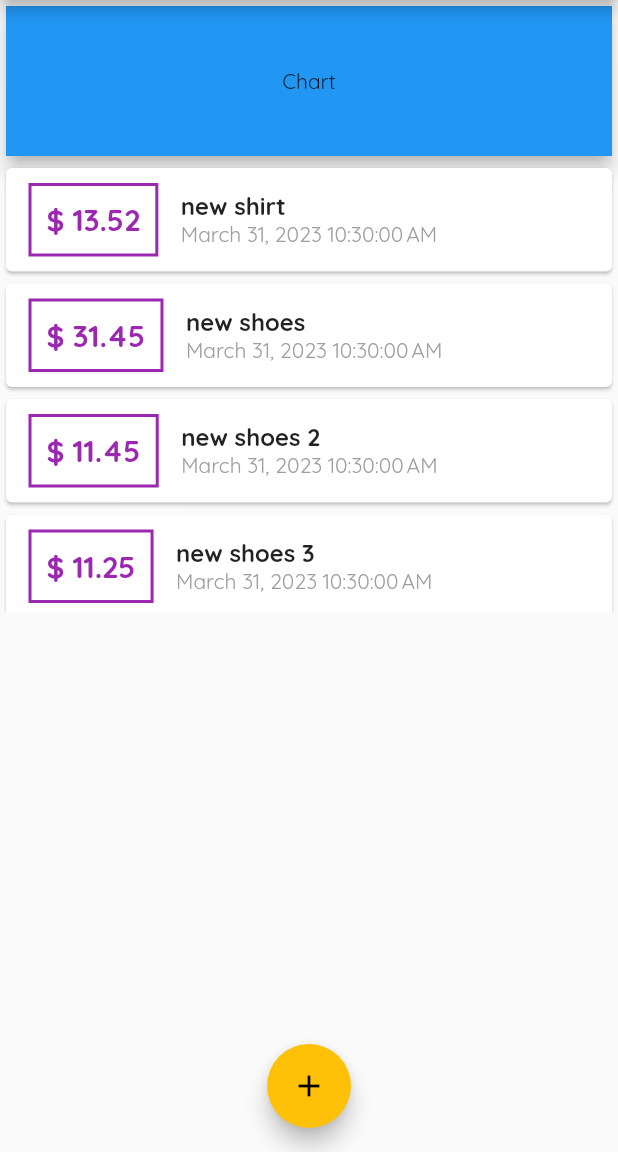
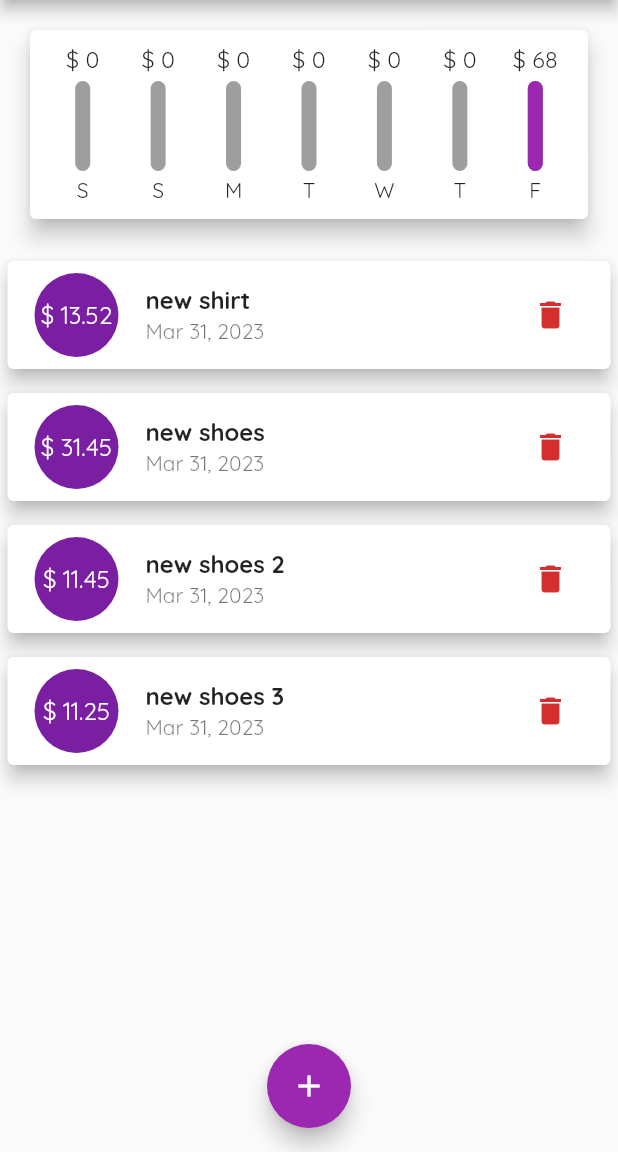
Before and after one commit to SpringMike/personal_expenses_app, a Flutter app: the screen it shows after launch, on a phone screen of 412 x 824 dp, the part 84-1236 px from its top. Run offline on Flutter 3.47's test engine with Material 2 defaults, Android fonts, the phone set to English and light mode, and no system bars.

Commit message:
git add final, I think ?

```diff
--- a/lib/main.dart
+++ b/lib/main.dart
@@ -1,4 +1,5 @@
 import 'package:flutter/material.dart';
+import 'package:personal_experience_app/widgets/chart.dart';
 import 'package:personal_experience_app/widgets/new_transaction.dart';
 import 'package:personal_experience_app/widgets/transaction_list.dart';
 
@@ -45,12 +46,19 @@ class _MyAppState extends State<MyApp> {
     ),
   ];
 
-  void _addNew(String title, double amount) {
+  List<Transaction> get _recentTransactions {
+    return _userTransaction.where((element) {
+      return element.date
+          .isAfter(DateTime.now().subtract(const Duration(days: 7)));
+    }).toList();
+  }
+
+  void _addNew(String title, double amount, DateTime choseDate) {
     final newTx = Transaction(
       id: DateTime.now.toString(),
       title: title,
       amount: amount,
-      date: DateTime.now(),
+      date: choseDate,
     );
     setState(() {
       _userTransaction.add(newTx);
@@ -68,15 +76,25 @@ class _MyAppState extends State<MyApp> {
           );
         });
   }
+  void _deleteTransaction(String id){
+    setState(() {
+      _userTransaction.removeWhere((element) => element.id == id);
+    });
+  }
 
   // This widget is the root of your application.
   @override
   Widget build(BuildContext context) {
     return MaterialApp(
         theme: ThemeData(
-          primarySwatch: Colors.purple,
-          accentColor: Colors.amber,
-          fontFamily: "Quicksand"
+                primarySwatch: Colors.purple,
+                primaryColor: Colors.purple,
+                fontFamily: "Quicksand")
+            .copyWith(
+          elevatedButtonTheme: ElevatedButtonThemeData(
+            style: ElevatedButton.styleFrom(
+                onPrimary: Colors.purple, primary: Colors.purple),
+          ),
         ),
         home: Scaffold(
           appBar: AppBar(
@@ -93,17 +111,8 @@ class _MyAppState extends State<MyApp> {
               // mainAxisAlignment: MainAxisAlignment.spaceAround,
               crossAxisAlignment: CrossAxisAlignment.stretch,
               children: <Widget>[
-                Card(
-                  elevation: 5,
-                  child: Container(
-                    width: double.infinity,
-                    height: 100,
-                    alignment: Alignment.center,
-                    color: Theme.of(context).primaryColor,
-                    child: const Text("Chart"),
-                  ),
-                ),
-                TransactionList(_userTransaction)
+                Chart(_recentTransactions),
+                TransactionList(_userTransaction,_deleteTransaction)
               ],
             ),
           ),
--- /dev/null
+++ b/lib/widgets/chart.dart
@@ -0,0 +1,64 @@
+import 'package:flutter/material.dart';
+import 'package:intl/intl.dart';
+import 'package:personal_experience_app/widgets/chart_bar.dart';
+import '../model/transaction.dart';
+
+class Chart extends StatelessWidget {
+  Chart(this.recentTransaction);
+
+  final List<Transaction> recentTransaction;
+
+  List<Map<String, Object>> get groupTransactionValues {
+    return List.generate(7, (index) {
+      final weekDay = DateTime.now().subtract(
+        Duration(days: index),
+      );
+      double totalSum = 0.0;
+
+      for (var i = 0; i < recentTransaction.length; i++) {
+        if (recentTransaction[i].date.day == weekDay.day &&
+            recentTransaction[i].date.month == weekDay.month &&
+            recentTransaction[i].date.year == weekDay.year) {
+          totalSum += recentTransaction[i].amount;
+        }
+      }
+
+      return {
+        "day": DateFormat.E().format(weekDay).substring(0, 1),
+        "amount": totalSum
+      };
+    }).reversed.toList();
+  }
+
+  double get totalSpending {
+    return groupTransactionValues.fold(0.0, (previousValue, element) {
+      return previousValue + (element['amount'] as double);
+    }).toDouble();
+  }
+
+  @override
+  Widget build(BuildContext context) {
+    print(groupTransactionValues);
+    return Card(
+      elevation: 6,
+      margin: const EdgeInsets.all(20),
+      child: Padding(
+        padding: const EdgeInsets.all(10),
+        child: Row(
+          mainAxisAlignment: MainAxisAlignment.spaceAround,
+          children: groupTransactionValues.map((data) {
+            return Flexible(
+              fit: FlexFit.tight,
+              child: ChartBar(
+                  data['day'] as String,
+                  data['amount'] as double,
+                  totalSpending == 0
+                      ? 0.0
+                      : (data['amount'] as double) / totalSpending),
+            );
+          }).toList(),
+        ),
+      ),
+    );
+  }
+}
--- /dev/null
+++ b/lib/widgets/chart_bar.dart
@@ -0,0 +1,54 @@
+import 'package:flutter/cupertino.dart';
+import 'package:flutter/material.dart';
+
+class ChartBar extends StatelessWidget {
+  final String label;
+  final double speedingAmount;
+  final double spendingOfTotal;
+
+  ChartBar(this.label, this.speedingAmount, this.spendingOfTotal);
+
+  @override
+  Widget build(BuildContext context) {
+    return Column(
+      children: <Widget>[
+        Container(
+          height: 20,
+          child: FittedBox(
+            child: Text('\$ ${speedingAmount.toStringAsFixed(0)}'),
+          ),
+        ),
+        const SizedBox(
+          height: 4,
+        ),
+        Container(
+          height: 60,
+          width: 10,
+          child: Stack(
+            children: <Widget>[
+              Container(
+                decoration: BoxDecoration(
+                  border: Border.all(color: Colors.grey, width: 1.0),
+                  color: Colors.grey,
+                  borderRadius: BorderRadius.circular(10),
+                ),
+              ),
+              FractionallySizedBox(
+                heightFactor: spendingOfTotal,
+                child: Container(
+                  decoration: BoxDecoration(
+                      color: Theme.of(context).primaryColor,
+                      borderRadius: BorderRadius.circular(10)),
+                ),
+              )
+            ],
+          ),
+        ),
+        const SizedBox(
+          height: 4,
+        ),
+        Text(label)
+      ],
+    );
+  }
+}
--- a/lib/widgets/new_transaction.dart
+++ b/lib/widgets/new_transaction.dart
@@ -1,12 +1,11 @@
 import 'package:flutter/cupertino.dart';
 import 'package:flutter/material.dart';
+import 'package:intl/intl.dart';
 
 class NewTransaction extends StatefulWidget {
-
-
   final Function addNewTx;
 
-  NewTransaction({ required this.addNewTx});
+  NewTransaction({required this.addNewTx});
 
   @override
   State<NewTransaction> createState() => _NewTransactionState();
@@ -16,16 +15,36 @@ class _NewTransactionState extends State<NewTransaction> {
   final titleController = TextEditingController();
 
   final amountController = TextEditingController();
+  DateTime? _selectedDate;
 
-  void submitData(){
+  void submitData() {
+    if (amountController.text.isEmpty) {
+      return;
+    }
     final enteredTitle = titleController.text;
     final enteredAmount = double.parse(amountController.text);
 
-    if(enteredTitle.isEmpty || enteredAmount <= 0){
+    if (enteredTitle.isEmpty || enteredAmount <= 0 || _selectedDate == null) {
       return;
     }
-    widget.addNewTx(enteredTitle, enteredAmount);
+    widget.addNewTx(enteredTitle, enteredAmount, _selectedDate);
     Navigator.of(context).pop();
+  }
+
+  void _presentDatePicker() {
+    showDatePicker(
+      context: context,
+      initialDate: DateTime.now(),
+      firstDate: DateTime(2019),
+      lastDate: DateTime.now(),
+    ).then((value) {
+      if (value == null) {
+        return;
+      }
+      setState(() {
+        _selectedDate = value;
+      });
+    });
   }
 
   @override
@@ -44,13 +63,33 @@ class _NewTransactionState extends State<NewTransaction> {
             ),
             TextField(
               decoration: const InputDecoration(labelText: "Amount"),
-              keyboardType: const TextInputType.numberWithOptions(decimal: true),
+              keyboardType:
+                  const TextInputType.numberWithOptions(decimal: true),
               controller: amountController,
               onSubmitted: (_) => submitData(),
             ),
-            TextButton(
+            Container(
+              height: 70,
+              child: Row(
+                children: <Widget>[
+                  Expanded(
+                      child: Text(_selectedDate == null
+                          ? "No date chosen"
+                          : 'Picked date ${DateFormat.yMd().format(_selectedDate!)}')),
+                  TextButton(
+                    onPressed: _presentDatePicker,
+                    style: TextButton.styleFrom(primary: Colors.purple),
+                    child: const Text(
+                      'chooses date',
+                      style: TextStyle(fontWeight: FontWeight.bold),
+                    ),
+                  )
+                ],
+              ),
+            ),
+            ElevatedButton(
                 onPressed: submitData,
-                style: TextButton.styleFrom(primary: Colors.purple),
+                style: ElevatedButton.styleFrom(primary: Colors.purple),
                 child: const Text(
                   "Add transaction!",
                 )),
--- a/lib/widgets/transaction_list.dart
+++ b/lib/widgets/transaction_list.dart
@@ -5,51 +5,42 @@ import '../model/transaction.dart';
 
 class TransactionList extends StatelessWidget {
   final List<Transaction> transactions;
+  final Function delete;
 
-  TransactionList(this.transactions, {super.key});
+  TransactionList(this.transactions, this.delete);
+
 
   @override
   Widget build(BuildContext context) {
     return Container(
-      height: 300,
+      height: 550,
       child: ListView.builder(
-        itemBuilder: (ctx,index) {
+        itemBuilder: (ctx, index) {
           return Card(
-            child: Row(
-              children: <Widget>[
-                Container(
-                    margin: const EdgeInsets.symmetric(
-                        horizontal: 15, vertical: 10),
-                    decoration: BoxDecoration(
-                      border: Border.all(
-                        color: Colors.purple,
-                        width: 2,
+            elevation: 5,
+            margin: EdgeInsets.symmetric(vertical: 8, horizontal: 5),
+            child: ListTile(
+              leading: CircleAvatar(
+                radius: 30,
+                child: Padding(
+                  padding: EdgeInsets.all(6),
+                  child: FittedBox(
+                    child: Text('\$ ${transactions[index].amount}'),
                   ),
                 ),
-                    padding: const EdgeInsets.all(10),
-                    child: Text(
-                      '\$ ${transactions[index].amount}',
-                      style: const TextStyle(
-                        fontWeight: FontWeight.bold,
-                        fontSize: 20,
-                        color: Colors.purple,
               ),
-                    )),
-                Column(
-                  crossAxisAlignment: CrossAxisAlignment.start,
-                  children: <Widget>[
-                    Text(
+              title: Text(
                 transactions[index].title,
-                      style: const TextStyle(
-                          fontSize: 16, fontWeight: FontWeight.bold),
+                style: TextStyle(fontWeight: FontWeight.bold),
               ),
-                    Text(
-                      DateFormat().format( transactions[index].date),
-                      style: const TextStyle(color: Colors.grey),
+              subtitle: Text(
+                DateFormat.yMMMd().format(transactions[index].date),
               ),
-                  ],
-                )
-              ],
+              trailing: IconButton(
+                icon: Icon(Icons.delete),
+                color: Theme.of(context).errorColor,
+                onPressed: () => delete(transactions[index].id),
+              ),
             ),
           );
         },
```
Lines whose indentation alone changed are shown as unchanged.
